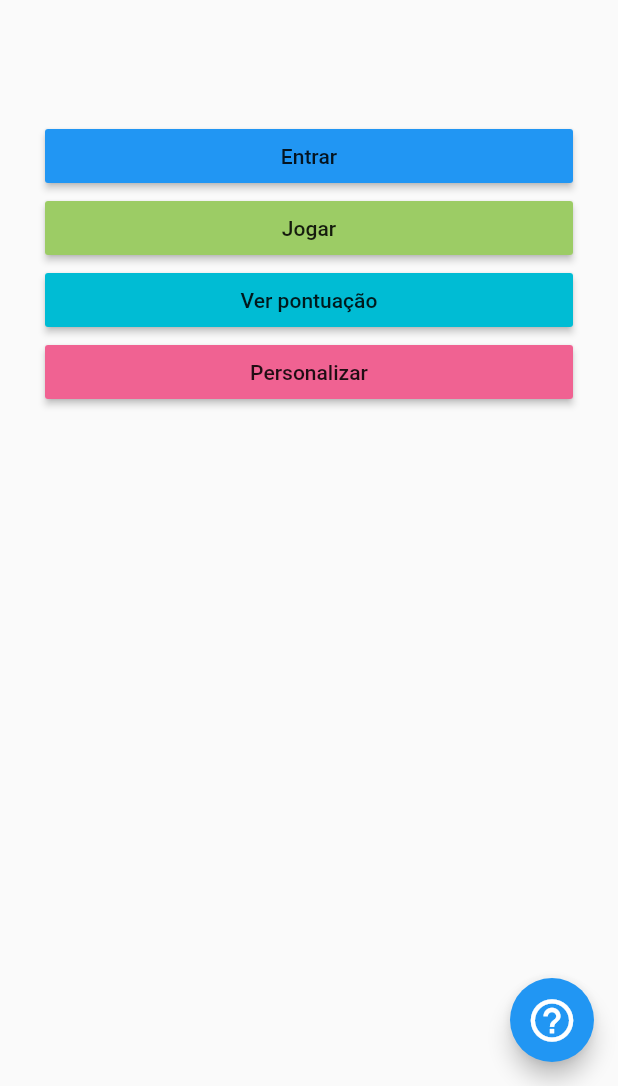
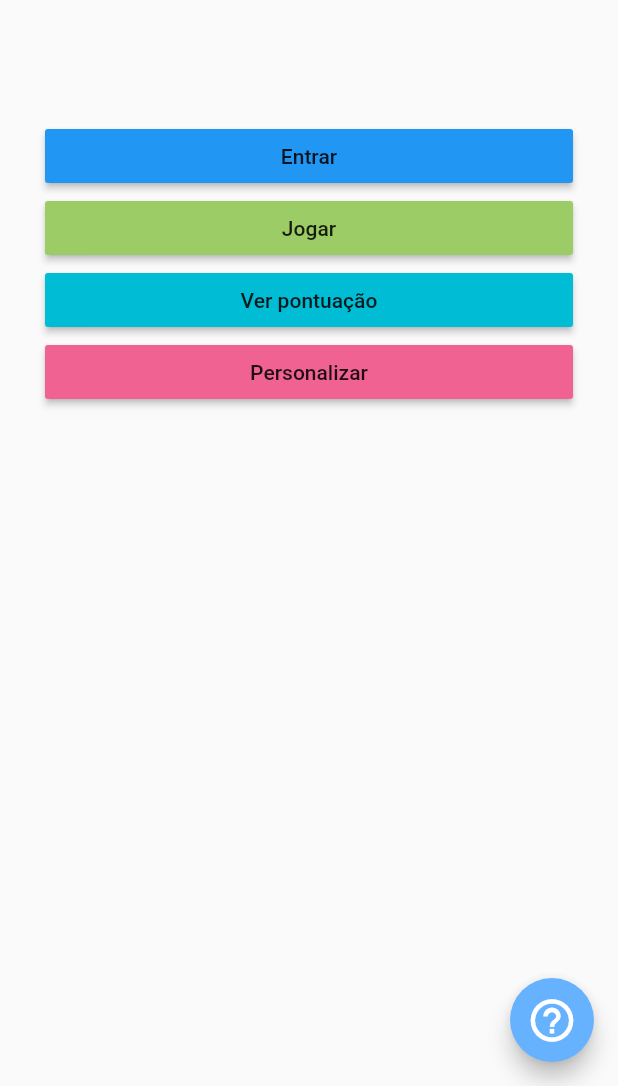
Before and after one commit to erickLage/improve, a Flutter app: the screen it shows after launch, after a tap on "Pular", on a phone screen of 412 x 824 dp, the part 150-1236 px from its top. Run offline on Flutter 3.47's test engine with Material 2 defaults, Android fonts, the phone set to English and light mode, and no system bars; our stand-ins replace cloud_firestore, dynamic_theme, firebase_auth, flutter_colorpicker, shared_preferences; accounts and stored records are empty.

Commit message:
Persistência de dados das opções

```diff
--- a/lib/main.dart
+++ b/lib/main.dart
@@ -24,26 +24,23 @@ void main(){
   //prevent device orientation change
   SystemChrome.setPreferredOrientations([
     DeviceOrientation.portraitUp,
-  ]).then((_) {
+  ]).then((_) async{
+    prefs = await SharedPreferences.getInstance();
     runApp(new ImproveApp());
   });
 }
 
 
-// DynamicTheme.of(context).setThemeData(
-//       ThemeData(
-//         primaryColor: Color.fromRGBO(prefs.getInt('improveColorRed') ?? 102, prefs.getInt('improveColorGreen') ?? 178, prefs.getInt('improveColorBlue') ?? 255, 1),
-//         textTheme: (prefs.getBool('textBlack') ?? true) ? Typography.blackRedmond : Typography.whiteRedmond
-//       )
-//     );
+
 class ImproveApp extends StatelessWidget {
   @override
   Widget build(BuildContext context) {
+    print(prefs.getInt('improveColorRed'));
     return DynamicTheme(
-      data: (brightness) {
+      data: (brightness){
         return ThemeData(
-          primaryColor: Colors.blue,
-          brightness: brightness,
+          primaryColor: Color.fromRGBO(prefs.getInt('improveColorRed') ?? 102, prefs.getInt('improveColorGreen') ?? 178, prefs.getInt('improveColorBlue') ?? 255, 1),
+          textTheme: (prefs.getBool('textBlack') ?? true) ? Typography.blackRedmond : Typography.whiteRedmond
         );
       },
       themedWidgetBuilder: (context, tema) {
--- a/lib/menu.dart
+++ b/lib/menu.dart
@@ -1,5 +1,6 @@
 import 'package:dynamic_theme/dynamic_theme.dart';
 import 'package:flutter/material.dart';
+import 'package:flutter/scheduler.dart';
 import 'package:improve/main.dart';
 
 class Menu extends StatefulWidget {
@@ -10,19 +11,10 @@ class Menu extends StatefulWidget {
 class _MenuState extends State<Menu> {
 
   @override
-  void initState() {
-    DynamicTheme.of(context).setThemeData(
-      ThemeData(
-        primaryColor: Color.fromRGBO(prefs.getInt('improveColorRed') ?? 102, prefs.getInt('improveColorGreen') ?? 178, prefs.getInt('improveColorBlue') ?? 255, 1),
-        textTheme: (prefs.getBool('textBlack') ?? true) ? Typography.blackRedmond : Typography.whiteRedmond
-      )
-    );
-    super.initState();
-  }
-  @override
   Widget build(BuildContext context) {
     return Scaffold(
       floatingActionButton: FloatingActionButton(
+        backgroundColor: Theme.of(context).primaryColor,
         child: Icon(Icons.help_outline, size: 34),
         onPressed: () async {
           await Navigator.pushNamed(context, '/ajuda');
--- a/lib/splashScreen.dart
+++ b/lib/splashScreen.dart
@@ -28,8 +28,6 @@ class _SplashState extends State<Splash> {
   Future<void> gotoMenu()async{
 
     userFirebase = await FirebaseAuth.instance.currentUser();
-    prefs = await SharedPreferences.getInstance();
-
 
     if(userFirebase != null){
       user = new User.firebase(userFirebase);
```
